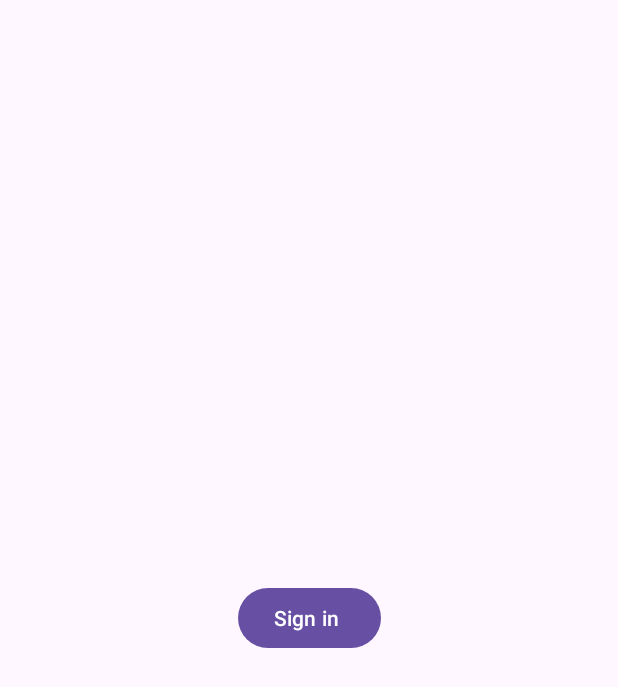
After one commit to this-Aditya/FitFriend, an Android app: the layout activity_signup.xml on its own in the app's theme, with its tools: preview values and no code run, on a phone screen of 412 x 824 dp. The commit adds this screen. Shown: the top 687 px of the screen. Run offline under Robolectric (Android 15) with nearby library versions, the phone set to English and light mode, and no system bars.

Commit message:
Added firebase authentication via google sign-in

```diff
--- a/app/src/main/AndroidManifest.xml
+++ b/app/src/main/AndroidManifest.xml
@@ -13,13 +13,13 @@
         android:theme="@style/Theme.Fitfriendandroid"
         tools:targetApi="31" >
         <activity
-            android:name=".SignupActivity"
+            android:name=".MainActivity"
             android:exported="false" />
         <activity
             android:name=".DashboardActivity"
             android:exported="false" />
         <activity
-            android:name=".MainActivity"
+            android:name=".SignupActivity"
             android:exported="true" >
             <intent-filter>
                 <action android:name="android.intent.action.MAIN" />
--- /dev/null
+++ b/app/src/main/res/layout/activity_signup.xml
@@ -0,0 +1,20 @@
+<?xml version="1.0" encoding="utf-8"?>
+<androidx.constraintlayout.widget.ConstraintLayout xmlns:android="http://schemas.android.com/apk/res/android"
+    xmlns:app="http://schemas.android.com/apk/res-auto"
+    xmlns:tools="http://schemas.android.com/tools"
+    android:layout_width="match_parent"
+    android:layout_height="match_parent"
+    tools:context=".SignupActivity">
+
+  <Button
+      android:id="@+id/btnSignIn"
+      android:layout_width="wrap_content"
+      android:layout_height="wrap_content"
+      android:text="Sign in "
+      app:layout_constraintBottom_toBottomOf="parent"
+      app:layout_constraintEnd_toEndOf="parent"
+      app:layout_constraintHorizontal_bias="0.5"
+      app:layout_constraintStart_toStartOf="parent"
+      app:layout_constraintTop_toTopOf="parent"
+      app:layout_constraintVertical_bias="0.5" />
+</androidx.constraintlayout.widget.ConstraintLayout>
--- a/app/src/main/res/values/strings.xml
+++ b/app/src/main/res/values/strings.xml
@@ -1,3 +1,4 @@
 <resources>
     <string name="app_name">FitFriend</string>
+    <string name="webclient_id">217738488859-gh3n4gfbl58fc03mjcqkephclp9ft5u8.apps.googleusercontent.com</string>
 </resources>
```
Also changed, not shown: app/src/main/java/com/aditya/fitfriend_android/SignupActivity.kt (+63 -1 lines), app/src/main/res/layout/activity_signin.xml (deleted, +0 -10 lines).
